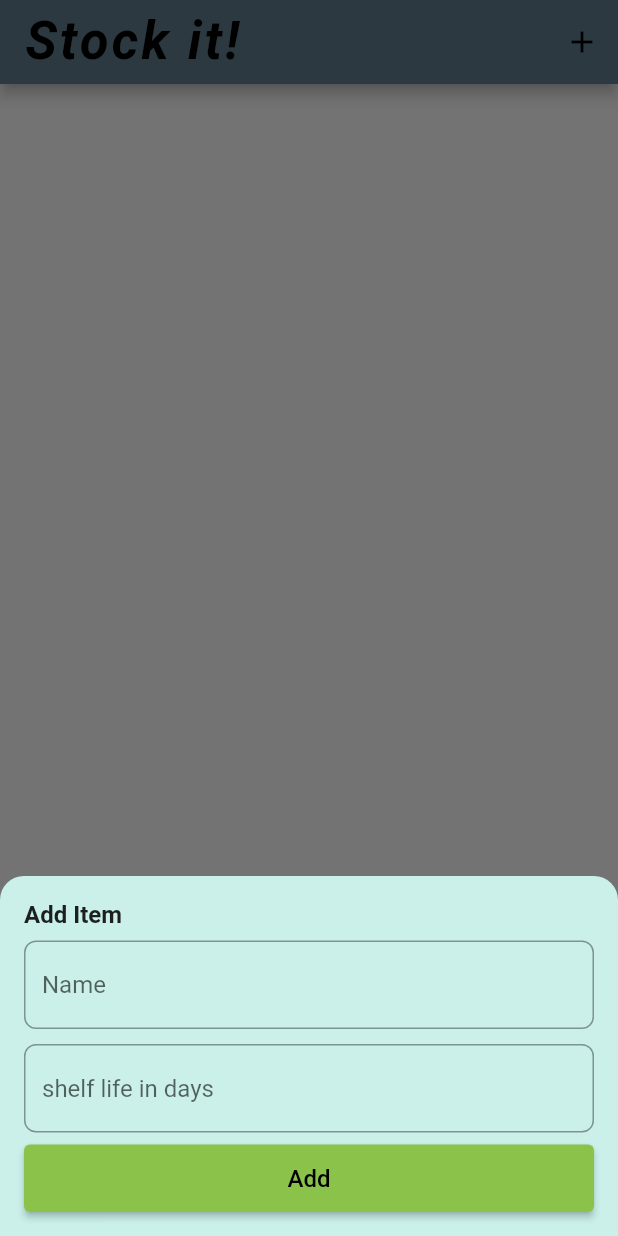
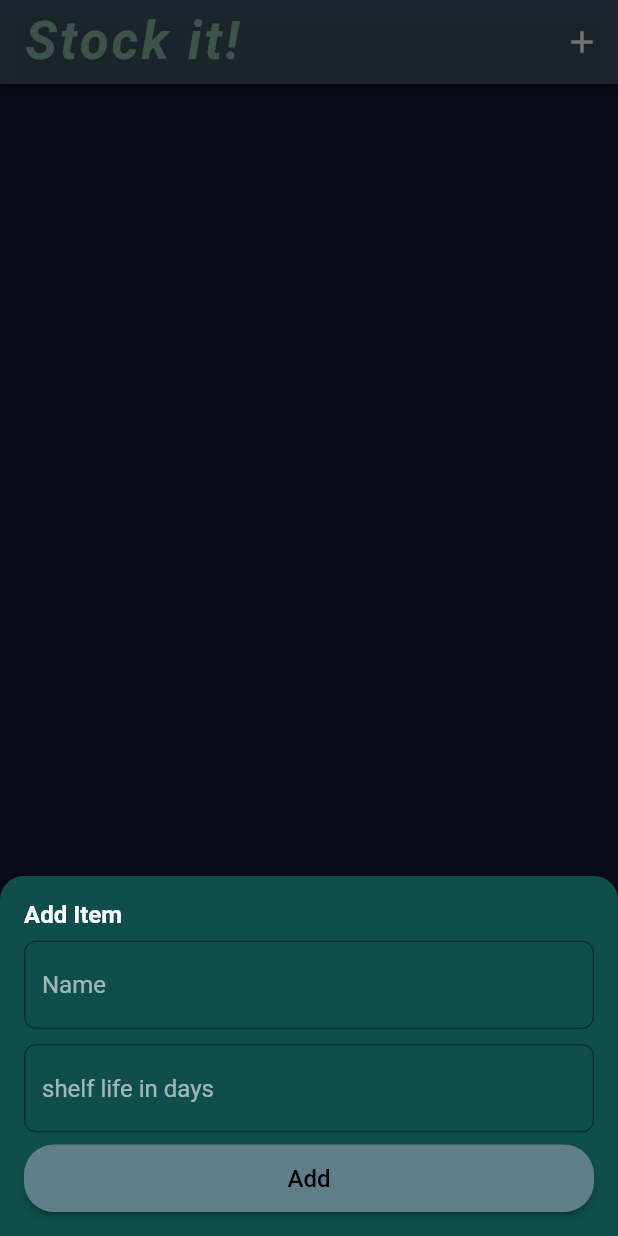
Before and after one commit to GamingGuitarMan/CIS350, a Flutter app: the screen it shows after launch, after a tap on the "add" icon, on a phone screen of 412 x 824 dp. Run offline on Flutter 3.47's test engine with Material 2 defaults, Android fonts, the phone set to English and light mode, and no system bars; our stand-ins replace cloud_firestore, firebase_core, get, google_fonts; missing offline and left inert: dart:ffi; accounts and stored records are empty; statements that could not run were skipped.

Commit message:
Big Update
Fixed display issues (problem in the itemModel), started adding "decrement time after every day" functionality. Minor aesthetic adjustments.

```diff
--- a/stock_it_application/lib/Model/item_model.dart
+++ /dev/null
@@ -1,6 +0,0 @@
-class ItemModel {
-  String name;
-  String shelfLife;
-
-  ItemModel(this.name, this.shelfLife);
-}
--- a/stock_it_application/lib/Views/homepage.dart
+++ /dev/null
@@ -1,188 +0,0 @@
-import 'dart:ffi';
-
-import 'package:flutter/cupertino.dart';
-import 'package:flutter/material.dart';
-import 'package:get/get.dart';
-import 'package:get/get_core/src/get_main.dart';
-import 'package:google_fonts/google_fonts.dart';
-import 'package:stock_it_application/Controller/homeController.dart';
-import 'package:stock_it_application/Controller/itemController.dart';
-import '../Controller/homeController.dart';
-
-class HomeView extends GetView<HomeController> {
-  ItemController itemController = Get.put(ItemController());
-
-  HomeView({super.key});
-
-  @override
-  Widget build(BuildContext context) {
-    return GetBuilder<ItemController>(
-        init: ItemController(),
-        initState: (_) {},
-        builder: (itemController) {
-          itemController.getData();
-          return Scaffold(
-            appBar: AppBar(
-              backgroundColor: Colors.blueGrey,
-              title: const Text('Stock it!',
-                  style: TextStyle(
-                      fontSize: 35,
-                      fontWeight: FontWeight.bold,
-                      color: Colors.black,
-                      fontStyle: FontStyle.italic,
-                      letterSpacing: 2)),
-              actions: [
-                IconButton(
-                  icon: const Icon(Icons.add),
-                  onPressed: () {
-                    _buildAddEditItemView(
-                        text: 'Add', addEditFlag: 1, docId: '');
-                  },
-                )
-              ],
-            ),
-            body: Center(
-              child: itemController.isLoading
-                  ? const CircularProgressIndicator()
-                  : ListView.separated(
-                      itemCount: itemController.itemList.length,
-                      itemBuilder: (BuildContext context, index) {
-                        return Padding(
-                          padding: const EdgeInsets.all(8.0),
-                          child: Card(
-                            color: Color.fromARGB(131, 105, 240, 233),
-                            child: Row(
-                                mainAxisAlignment:
-                                    MainAxisAlignment.spaceAround,
-                                children: [
-                                  Column(
-                                    children: [
-                                      Text(
-                                        itemController.itemList[index].name,
-                                        style: const TextStyle(
-                                            fontSize: 20,
-                                            fontWeight: FontWeight.bold),
-                                      ),
-                                      Text(
-                                        itemController
-                                            .itemList[index].shelfLife,
-                                        style: const TextStyle(fontSize: 17),
-                                        overflow: TextOverflow.visible,
-                                        textAlign: TextAlign.start,
-                                      ),
-                                    ],
-                                  ),
-                                  Row(children: [
-                                    IconButton(
-                                        onPressed: () {},
-                                        icon: const Icon(Icons.edit)),
-                                    IconButton(
-                                        onPressed: () {},
-                                        icon: const Icon(Icons.delete))
-                                  ])
-                                ]),
-                          ),
-                        );
-                      },
-                      separatorBuilder: (BuildContext context, int index) {
-                        return const Divider(thickness: 2, color: Colors.black);
-                      },
-                    ),
-            ),
-          );
-        });
-  }
-
-  _buildAddEditItemView({String? text, int? addEditFlag, String? docId}) {
-    Get.bottomSheet(Container(
-      decoration: const BoxDecoration(
-        borderRadius: BorderRadius.only(
-          topRight: Radius.circular(16),
-          topLeft: Radius.circular(16),
-        ),
-        color: Color.fromARGB(255, 202, 240, 233),
-      ),
-      child: Padding(
-          padding:
-              const EdgeInsets.only(left: 16, right: 16, top: 16, bottom: 16),
-          child: Form(
-              key: controller.formKey,
-              autovalidateMode: AutovalidateMode.onUserInteraction,
-              child: SingleChildScrollView(
-                  child: Column(
-                crossAxisAlignment: CrossAxisAlignment.start,
-                children: [
-                  Text(
-                    '${text} Item',
-                    style: TextStyle(fontSize: 16, fontWeight: FontWeight.bold),
-                  ),
-                  const SizedBox(
-                    height: 8,
-                  ),
-                  TextFormField(
-                    decoration: InputDecoration(
-                      hintText: 'Name',
-                      border: OutlineInputBorder(
-                        borderRadius: BorderRadius.circular(8),
-                      ),
-                    ),
-                    controller: controller.nameController,
-                    validator: (value) {
-                      return controller.validateName(value!);
-                    },
-                  ),
-                  const SizedBox(
-                    height: 10,
-                  ),
-                  TextFormField(
-                    keyboardType: TextInputType.multiline,
-                    decoration: InputDecoration(
-                      hintText: 'shelf life in days',
-                      border: OutlineInputBorder(
-                        borderRadius: BorderRadius.circular(8),
-                      ),
-                    ),
-                    controller: controller.shelfLifeController,
-                    validator: (value) {
-                      return controller.validateShelfLife(value!);
-                    },
-                  ),
-                  const SizedBox(
-                    height: 8,
-                  ),
-                  ConstrainedBox(
-                    constraints: BoxConstraints.tightFor(
-                        width: Get.context!.width, height: 45),
-                    child: ElevatedButton(
-                      child: Text(
-                        text!,
-                        style: TextStyle(color: Colors.black, fontSize: 16),
-                      ),
-                      onPressed: () {
-                        controller.saveUpdateItem(
-                            controller.nameController.text,
-                            controller.shelfLifeController.text,
-                            docId!,
-                            addEditFlag!);
-                      },
-                    ),
-                  )
-                ],
-              )))),
-    ));
-  }
-
-  displayDeleteDialog(String docId) {
-    Get.defaultDialog(
-        title: "Delete Item",
-        titleStyle: const TextStyle(fontSize: 20),
-        middleText: 'Are you sure you want to delete item?',
-        textCancel: "Cancel",
-        textConfirm: "Confirm",
-        confirmTextColor: Colors.black,
-        onCancel: () {},
-        onConfirm: () {
-          controller.deleteData(docId);
-        });
-  }
-}
--- a/stock_it_application/lib/Binding/homeBinding.dart
+++ b/stock_it_application/lib/app/home/Binding/homeBinding.dart
@@ -1,5 +1,6 @@
 import 'package:get/get.dart';
-import 'package:stock_it_application/Controller/homeController.dart';
+
+import '../Controller/homeController.dart';
 
 class HomeBinding extends Bindings {
   @override
--- a/stock_it_application/lib/Controller/homeController.dart
+++ b/stock_it_application/lib/app/home/Controller/homeController.dart
@@ -1,8 +1,9 @@
 import 'package:cloud_firestore/cloud_firestore.dart';
 import 'package:flutter/material.dart';
 import 'package:get/get.dart';
-import 'package:stock_it_application/Views/customFullScrenDialog.dart';
+import 'package:stock_it_application/app/home/Views/customFullScrenDialog.dart';
 import '../Views/customSnackBar.dart';
+import '../itemModel.dart';
 
 class HomeController extends GetxController {
   final GlobalKey<FormState> formKey = GlobalKey<FormState>();
@@ -11,13 +12,19 @@ class HomeController extends GetxController {
   FirebaseFirestore firebaseFirestore = FirebaseFirestore.instance;
 
   late CollectionReference collectionReference;
+  late CollectionReference timeReference;
+
+  RxList<ItemModel> items = RxList<ItemModel>([]);
 
   @override
   void onInit() {
     super.onInit();
     nameController = TextEditingController();
     shelfLifeController = TextEditingController();
-    collectionReference = firebaseFirestore.collection("items");
+    collectionReference = firebaseFirestore.collection('items');
+    timeReference = firebaseFirestore.collection('time');
+    items.bindStream(getAllItems());
+    timeUpdate();
   }
 
   String? validateName(String value) {
@@ -101,6 +108,9 @@ class HomeController extends GetxController {
     shelfLifeController.clear();
   }
 
+  Stream<List<ItemModel>> getAllItems() => collectionReference.snapshots().map(
+      (query) => query.docs.map((item) => ItemModel.fromMap(item)).toList());
+
   void deleteData(String docId) {
     CustomFullScreenDialog.showDialog();
     collectionReference.doc(docId).delete().whenComplete(() {
@@ -120,4 +130,19 @@ class HomeController extends GetxController {
           backgroudColor: Colors.red);
     });
   }
+
+  void timeUpdate() {
+    DateTime lastTime = collectionReference.doc('1').get() as DateTime;
+    Duration timeDiff = DateTime.now().difference(lastTime);
+    int differenceInDays = timeDiff.inDays.floor();
+    if (differenceInDays > 0) {
+      decrementShelfLife(differenceInDays);
+    } else {
+      // do nothing because no days have passed
+    }
+  }
+
+  void decrementShelfLife(int differenceInDays) {
+    for (var element in items) {}
+  }
 }
--- /dev/null
+++ b/stock_it_application/lib/app/home/Views/homepage.dart
@@ -0,0 +1,162 @@
+import 'dart:ffi';
+
+import 'package:flutter/cupertino.dart';
+import 'package:flutter/material.dart';
+import 'package:get/get.dart';
+import 'package:get/get_core/src/get_main.dart';
+import 'package:google_fonts/google_fonts.dart';
+
+import '../Controller/homeController.dart';
+
+class HomeView extends GetView<HomeController> {
+  @override
+  Widget build(BuildContext context) {
+    return Scaffold(
+      appBar: AppBar(
+        backgroundColor: const Color.fromARGB(144, 96, 125, 139),
+        title: const Text('Stock it!',
+            style: TextStyle(
+                fontSize: 35,
+                fontWeight: FontWeight.bold,
+                color: Color.fromARGB(255, 132, 179, 159),
+                fontStyle: FontStyle.italic,
+                letterSpacing: 2)),
+        actions: [
+          IconButton(
+            icon: const Icon(Icons.add),
+            onPressed: () {
+              _buildAddEditItemView(text: 'Add', addEditFlag: 1, docId: '');
+            },
+          )
+        ],
+      ),
+      body: Obx(
+        () => ListView.builder(
+          scrollDirection: Axis.vertical,
+          shrinkWrap: true,
+          itemCount: controller.items.length,
+          itemBuilder: (context, index) => Card(
+            color: Color.fromARGB(197, 126, 177, 147),
+            child: ListTile(
+              title: Text(controller.items[index].name!),
+              subtitle: Text(controller.items[index].shelfLife!),
+              trailing: IconButton(
+                icon: const Icon(
+                  Icons.delete_forever,
+                  color: Color.fromARGB(255, 179, 173, 173),
+                ),
+                onPressed: () {
+                  displayDeleteDialog(controller.items[index].docId!);
+                },
+              ),
+              onTap: () {
+                controller.nameController.text = controller.items[index].name!;
+                controller.shelfLifeController.text =
+                    controller.items[index].shelfLife!;
+                _buildAddEditItemView(
+                    text: 'UPDATE',
+                    addEditFlag: 2,
+                    docId: controller.items[index].docId!);
+              },
+            ),
+          ),
+        ),
+      ),
+    );
+  }
+
+  _buildAddEditItemView({String? text, int? addEditFlag, String? docId}) {
+    Get.bottomSheet(Container(
+      decoration: const BoxDecoration(
+        borderRadius: BorderRadius.only(
+          topRight: Radius.circular(16),
+          topLeft: Radius.circular(16),
+        ),
+        color: Color.fromARGB(255, 15, 78, 75),
+      ),
+      child: Padding(
+          padding:
+              const EdgeInsets.only(left: 16, right: 16, top: 16, bottom: 16),
+          child: Form(
+              key: controller.formKey,
+              autovalidateMode: AutovalidateMode.onUserInteraction,
+              child: SingleChildScrollView(
+                  child: Column(
+                crossAxisAlignment: CrossAxisAlignment.start,
+                children: [
+                  Text(
+                    '${text} Item',
+                    style: const TextStyle(
+                        fontSize: 16, fontWeight: FontWeight.bold),
+                  ),
+                  const SizedBox(
+                    height: 8,
+                  ),
+                  TextFormField(
+                    decoration: InputDecoration(
+                      hintText: 'Name',
+                      border: OutlineInputBorder(
+                        borderRadius: BorderRadius.circular(8),
+                      ),
+                    ),
+                    controller: controller.nameController,
+                    validator: (value) {
+                      return controller.validateName(value!);
+                    },
+                  ),
+                  const SizedBox(
+                    height: 10,
+                  ),
+                  TextFormField(
+                    keyboardType: TextInputType.multiline,
+                    decoration: InputDecoration(
+                      hintText: 'shelf life in days',
+                      border: OutlineInputBorder(
+                        borderRadius: BorderRadius.circular(8),
+                      ),
+                    ),
+                    controller: controller.shelfLifeController,
+                    validator: (value) {
+                      return controller.validateShelfLife(value!);
+                    },
+                  ),
+                  const SizedBox(
+                    height: 8,
+                  ),
+                  ConstrainedBox(
+                    constraints: BoxConstraints.tightFor(
+                        width: Get.context!.width, height: 45),
+                    child: ElevatedButton(
+                      child: Text(
+                        text!,
+                        style:
+                            const TextStyle(color: Colors.black, fontSize: 16),
+                      ),
+                      onPressed: () {
+                        controller.saveUpdateItem(
+                            controller.nameController.text,
+                            controller.shelfLifeController.text,
+                            docId!,
+                            addEditFlag!);
+                      },
+                    ),
+                  )
+                ],
+              )))),
+    ));
+  }
+
+  displayDeleteDialog(String docId) {
+    Get.defaultDialog(
+        title: "Delete Item",
+        titleStyle: const TextStyle(fontSize: 20),
+        middleText: 'Are you sure you want to delete item?',
+        textCancel: "Cancel",
+        textConfirm: "Confirm",
+        confirmTextColor: Colors.black,
+        onCancel: () {},
+        onConfirm: () {
+          controller.deleteData(docId);
+        });
+  }
+}
--- /dev/null
+++ b/stock_it_application/lib/app/home/itemModel.dart
@@ -0,0 +1,15 @@
+import 'package:cloud_firestore/cloud_firestore.dart';
+
+class ItemModel {
+  String? docId;
+  String? name;
+  String? shelfLife;
+
+  ItemModel({this.docId, this.name, this.shelfLife});
+
+  ItemModel.fromMap(DocumentSnapshot data) {
+    docId = data.id;
+    name = data["name"];
+    shelfLife = data["shelfLife"];
+  }
+}
--- a/stock_it_application/lib/main.dart
+++ b/stock_it_application/lib/main.dart
@@ -3,29 +3,39 @@ import 'package:flutter/material.dart';
 import 'package:firebase_core/firebase_core.dart';
 import 'package:google_fonts/google_fonts.dart';
 import 'package:get/get.dart';
-import 'package:stock_it_application/Binding/controller_binding.dart';
-import 'package:stock_it_application/Binding/homeBinding.dart';
-import 'package:stock_it_application/Views/homepage.dart';
+import 'package:stock_it_application/app/home/Binding/controller_binding.dart';
+import 'package:stock_it_application/app/home/Binding/homeBinding.dart';
+import 'package:stock_it_application/app/home/Views/homepage.dart';
 
-Future<void> main() async {
+import 'app/routes/app_pages.dart';
+
+void main() async {
   WidgetsFlutterBinding.ensureInitialized();
   await Firebase.initializeApp();
-  runApp(const MyApp());
+  runApp(
+    GetMaterialApp(
+      debugShowCheckedModeBanner: false,
+      title: "Stock it!",
+      initialRoute: AppPages.INITAL,
+      getPages: AppPages.routes,
+      themeMode: ThemeMode.dark,
+      darkTheme: ThemeData.dark().copyWith(
+        primaryColor: Color(0xff141A31),
+        primaryColorDark: Color(0xff081029),
+        scaffoldBackgroundColor: Color(0xff141A31),
+        textSelectionTheme: TextSelectionThemeData(cursorColor: Colors.amber),
+        elevatedButtonTheme: ElevatedButtonThemeData(
+          style: ButtonStyle(
+              shape: MaterialStateProperty.all(
+                RoundedRectangleBorder(
+                  borderRadius: BorderRadius.circular(20),
+                ),
+              ),
+              backgroundColor: MaterialStateProperty.all(Colors.blueGrey)),
+        ),
+        colorScheme:
+            ColorScheme.fromSwatch().copyWith(secondary: Colors.yellow),
+      ),
+    ),
+  );
 }
-
-class MyApp extends StatelessWidget {
-  const MyApp({Key? key}) : super(key: key);
-
-  // This widget is the root of your application.
-  @override
-  Widget build(BuildContext context) {
-    return GetMaterialApp(
-        debugShowCheckedModeBanner: false,
-        title: 'Stock it!',
-        theme: ThemeData(
-          primarySwatch: Colors.lightGreen,
-        ),
-        home: HomeView(),
-        initialBinding: HomeBinding());
-  }
-}
```
Also changed, not shown: stock_it_application/lib/app/home/Binding/controller_binding.dart (renamed from stock_it_application/lib/Binding/controller_binding.dart, +4 -3 lines), stock_it_application/lib/app/home/Controller/itemController.dart (renamed from stock_it_application/lib/Controller/itemController.dart, +5 -2 lines), stock_it_application/lib/app/home/timeModel.dart (added, +13 -0 lines), stock_it_application/lib/app/routes/app_pages.dart (added, +19 -0 lines), stock_it_application/lib/app/routes/app_routes.dart (added, +11 -0 lines), stock_it_application/lib/app/home/Views/customFullScrenDialog.dart (renamed from stock_it_application/lib/Views/customFullScrenDialog.dart), stock_it_application/lib/app/home/Views/customSnackBar.dart (renamed from stock_it_application/lib/Views/customSnackBar.dart), 1 other file.
